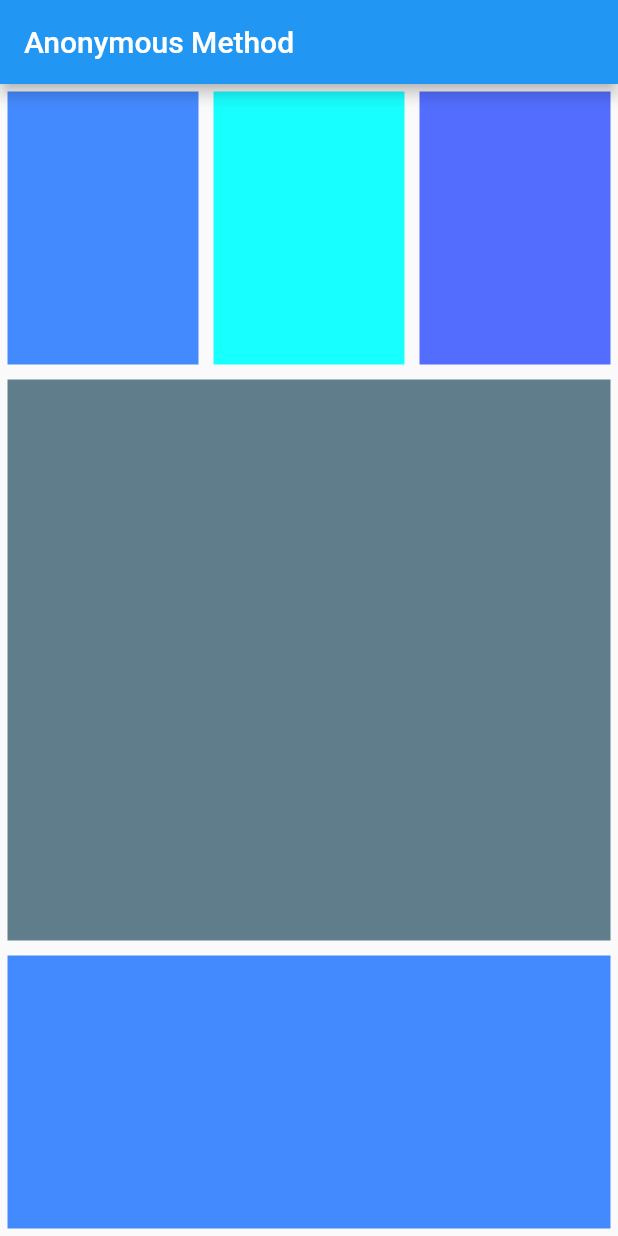
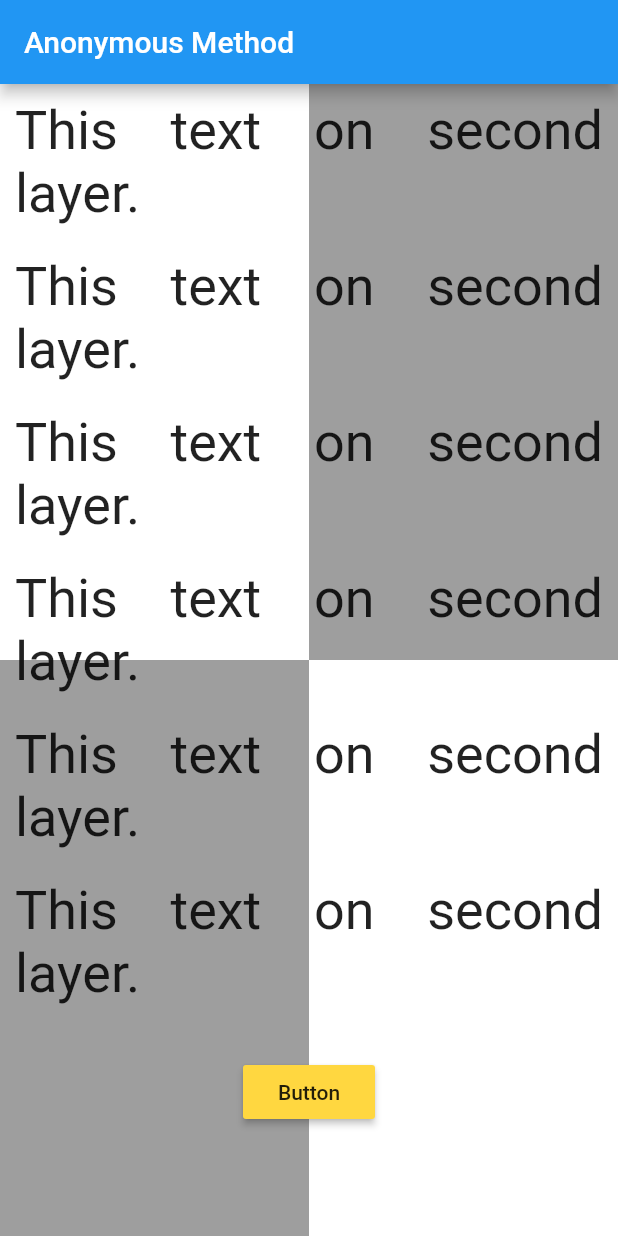
Before and after one commit to mumuhkustino/ngoding_flutter, a Flutter app: the screen it shows after launch, on a phone screen of 412 x 824 dp. Run offline on Flutter 3.47's test engine with Material 2 defaults, Android fonts, the phone set to English and light mode, and no system bars.

Commit message:
Create Stack Align
Menambahkan stack align

```diff
--- a/lib/main.dart
+++ b/lib/main.dart
@@ -66,43 +66,102 @@ class _MyAppState extends State<MyApp> {
             appBar: AppBar(
               title: Text("Anonymous Method"),
             ),
-            body: Column(
+            body: Stack(
               children: <Widget>[
-                Flexible(
-                  flex: 1,
-                  child: Row(children: <Widget>[
+                Column(
+                  children: <Widget>[
                     Flexible(
-                      flex: 1,
-                      child: Container(
-                          margin: EdgeInsets.all(5), color:
-                          Colors.blueAccent),
+                      child: Row(
+                        children: <Widget>[
+                          Flexible(
+                              child: Container(
+                            color: Colors.white,
+                          )),
+                          Flexible(
+                              child: Container(
+                            color: Colors.grey,
+                          )),
+                        ],
+                      ),
                     ),
                     Flexible(
-                      flex: 1,
-                      child: Container(
-                          margin: EdgeInsets.all(5),
-                          color: Colors.cyanAccent),
+                      child: Row(
+                        children: <Widget>[
+                          Flexible(
+                              child: Container(
+                            color: Colors.grey,
+                          )),
+                          Flexible(
+                              child: Container(
+                            color: Colors.white,
+                          )),
+                        ],
+                      ),
                     ),
-                    Flexible(
-                      flex: 1,
-                      child: Container(
-                          margin: EdgeInsets.all(5),
-                          color: Colors.indigoAccent),
-                    ),
-                  ]),
+                  ],
                 ),
-                Flexible(
-                    flex: 2,
-                    child: Container(
-                      margin: EdgeInsets.all(5),
-                      color: Colors.blueGrey,
-                    )),
-                Flexible(
-                    flex: 1,
-                    child: Container(
-                      margin: EdgeInsets.all(5),
-                      color: Colors.blueAccent,
-                    ))
+                ListView(
+                  children: <Widget>[
+                    Column(
+                      children: <Widget>[
+                        Container(
+                          margin: EdgeInsets.all(10),
+                          child: Text(
+                            "This text on second layer.",
+                            textAlign: TextAlign.justify,
+                            style: TextStyle(fontSize: 36),
+                          ),
+                        ),
+                        Container(
+                          margin: EdgeInsets.all(10),
+                          child: Text(
+                            "This text on second layer.",
+                            textAlign: TextAlign.justify,
+                            style: TextStyle(fontSize: 36),
+                          ),
+                        ),
+                        Container(
+                          margin: EdgeInsets.all(10),
+                          child: Text(
+                            "This text on second layer.",
+                            textAlign: TextAlign.justify,
+                            style: TextStyle(fontSize: 36),
+                          ),
+                        ),
+                        Container(
+                          margin: EdgeInsets.all(10),
+                          child: Text(
+                            "This text on second layer.",
+                            textAlign: TextAlign.justify,
+                            style: TextStyle(fontSize: 36),
+                          ),
+                        ),
+                        Container(
+                          margin: EdgeInsets.all(10),
+                          child: Text(
+                            "This text on second layer.",
+                            textAlign: TextAlign.justify,
+                            style: TextStyle(fontSize: 36),
+                          ),
+                        ),
+                        Container(
+                          margin: EdgeInsets.all(10),
+                          child: Text(
+                            "This text on second layer.",
+                            textAlign: TextAlign.justify,
+                            style: TextStyle(fontSize: 36),
+                          ),
+                        )
+                      ],
+                    )
+                  ],
+                ),
+                Align(
+                    alignment: Alignment(0, 0.8),
+                    child: RaisedButton(
+                        child: Text("Button"),
+                        color: Colors.amberAccent,
+                        onPressed: () {}))
               ],
             )));
   }
```
